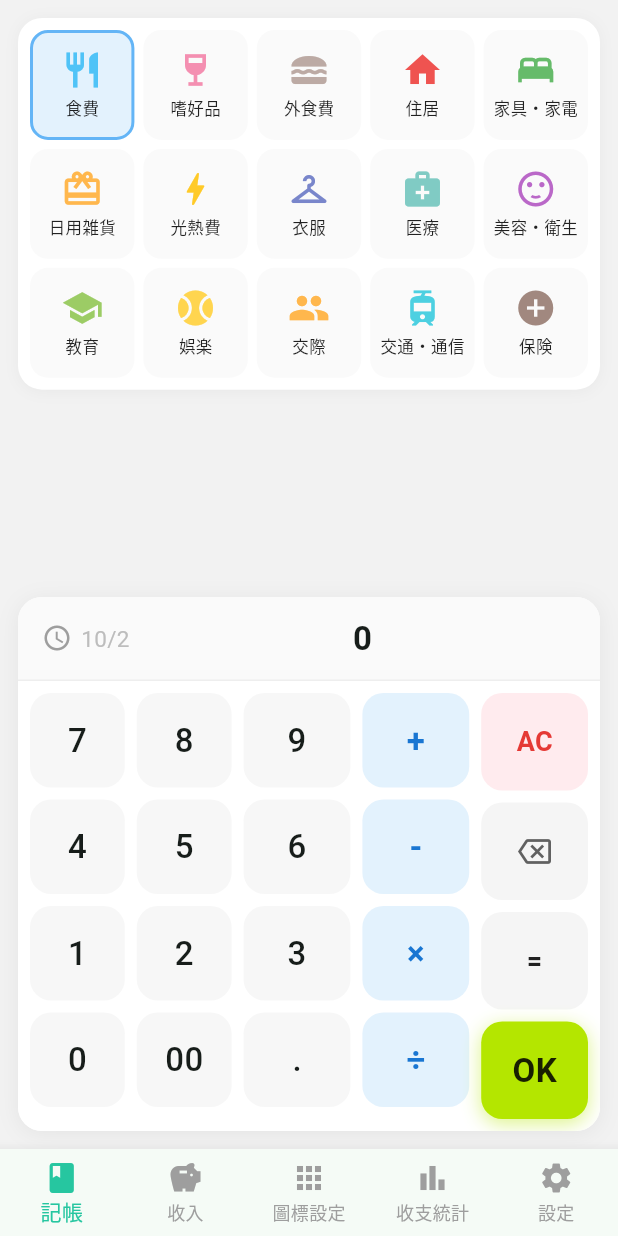
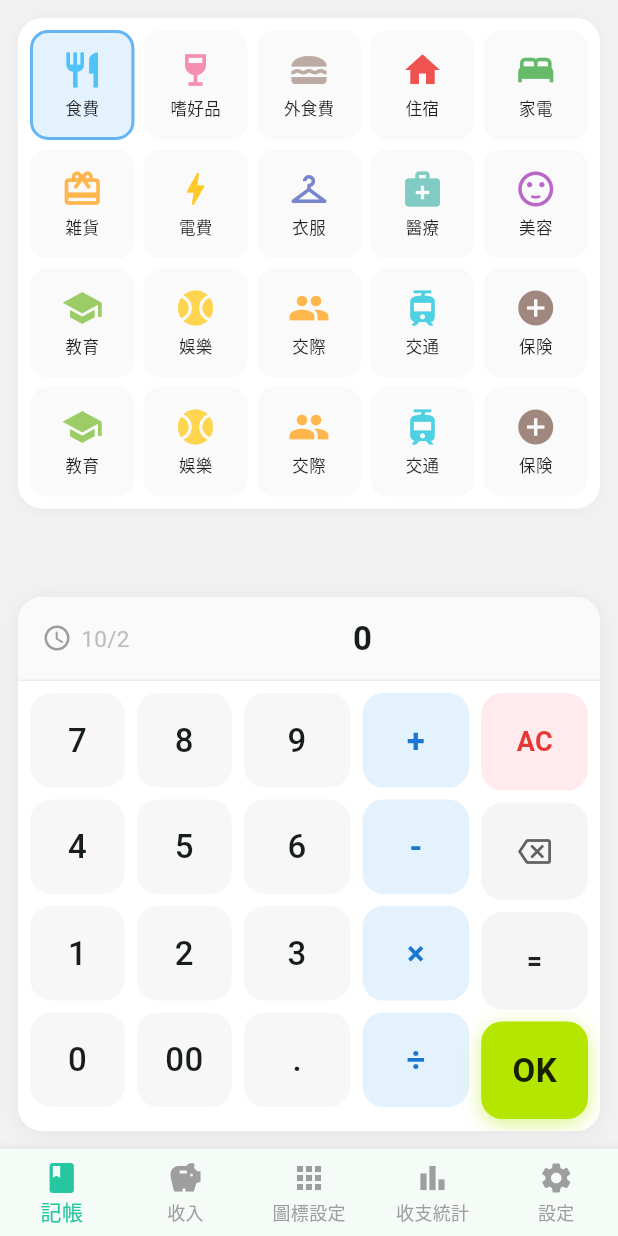
Before and after one commit to Hank3633/okazukidiary, a Flutter app: the screen it shows after launch, on a phone screen of 412 x 824 dp. Run offline on Flutter 3.47's test engine with Material 3 defaults, Android fonts, the phone set to English and light mode, and no system bars.

```diff
--- a/lib/main.dart
+++ b/lib/main.dart
@@ -307,17 +307,22 @@ class _RecordPageState extends State<RecordPage> {
       _CategoryItem(Icons.restaurant, '食費', const Color(0xFF4FC3F7)),
       _CategoryItem(Icons.wine_bar, '嗜好品', const Color(0xFFF48FB1)),
       _CategoryItem(Icons.lunch_dining, '外食費', const Color(0xFFBCAAA4)),
-      _CategoryItem(Icons.home, '住居', const Color(0xFFEF5350)),
-      _CategoryItem(Icons.bed, '家具・家電', const Color(0xFF66BB6A)),
-      _CategoryItem(Icons.card_giftcard, '日用雑貨', const Color(0xFFFFB74D)),
-      _CategoryItem(Icons.bolt, '光熱費', const Color(0xFFFFCA28)),
+      _CategoryItem(Icons.home, '住宿', const Color(0xFFEF5350)),
+      _CategoryItem(Icons.bed, '家電', const Color(0xFF66BB6A)),
+      _CategoryItem(Icons.card_giftcard, '雑貨', const Color(0xFFFFB74D)),
+      _CategoryItem(Icons.bolt, '電費', const Color(0xFFFFCA28)),
       _CategoryItem(Icons.checkroom, '衣服', const Color(0xFF7986CB)),
-      _CategoryItem(Icons.medical_services, '医療', const Color(0xFF80CBC4)),
-      _CategoryItem(Icons.sentiment_satisfied, '美容・衛生', const Color(0xFFBA68C8)),
+      _CategoryItem(Icons.medical_services, '醫療', const Color(0xFF80CBC4)),
+      _CategoryItem(Icons.sentiment_satisfied, '美容', const Color(0xFFBA68C8)),
       _CategoryItem(Icons.school, '教育', const Color(0xFF9CCC65)),
-      _CategoryItem(Icons.sports_baseball, '娯楽', const Color(0xFFFFD54F)),
+      _CategoryItem(Icons.sports_baseball, '娛樂', const Color(0xFFFFD54F)),
       _CategoryItem(Icons.people, '交際', const Color(0xFFFFB74D)),
-      _CategoryItem(Icons.tram, '交通・通信', const Color(0xFF4DD0E1)),
+      _CategoryItem(Icons.tram, '交通', const Color(0xFF4DD0E1)),
+      _CategoryItem(Icons.add_circle, '保険', const Color(0xFFA1887F)),
+      _CategoryItem(Icons.school, '教育', const Color(0xFF9CCC65)),
+      _CategoryItem(Icons.sports_baseball, '娛樂', const Color(0xFFFFD54F)),
+      _CategoryItem(Icons.people, '交際', const Color(0xFFFFB74D)),
+      _CategoryItem(Icons.tram, '交通', const Color(0xFF4DD0E1)),
       _CategoryItem(Icons.add_circle, '保険', const Color(0xFFA1887F)),
     ];
 
```
Also changed, not shown: 170 other files.
